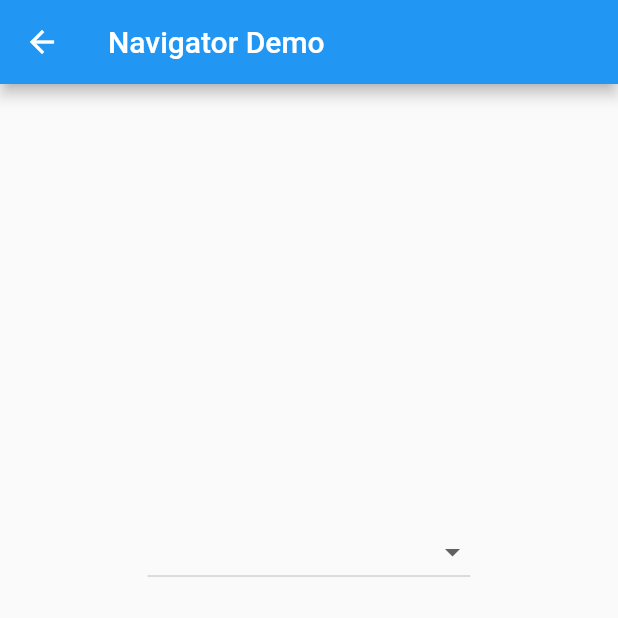
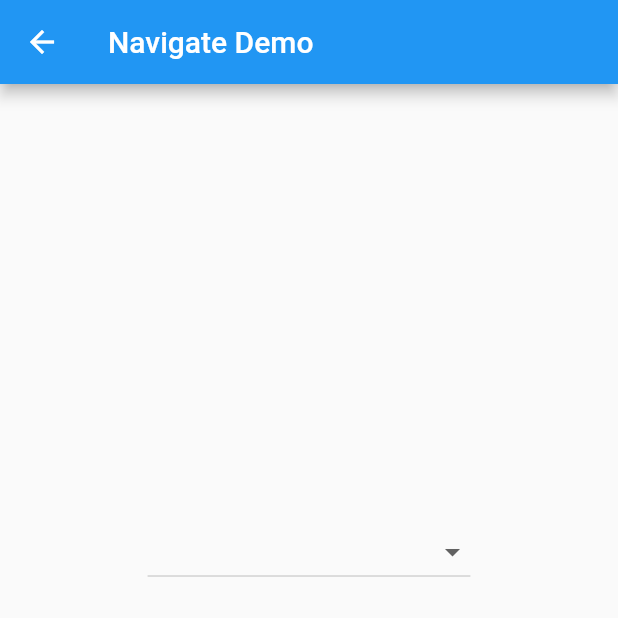
Before and after one commit to ravipatel147/navigate, a Flutter app: the HomePage screen opened directly, on a phone screen of 412 x 824 dp, the top half of it. Run offline on Flutter 3.47's test engine with Material 2 defaults, Android fonts, the phone set to English and light mode, and no system bars.

Commit message:
replace 'navigator' with navigate in example code

```diff
--- a/example/lib/main.dart
+++ b/example/lib/main.dart
@@ -19,7 +19,7 @@ class LandingPage extends StatelessWidget {
   @override
   Widget build(BuildContext context) {
     return Scaffold(
-      appBar: AppBar(title: Text("Navigator Demo"),),
+      appBar: AppBar(title: Text("Navigate Demo"),),
       body: Center(
         child: new RaisedButton(
           child: Text("Take Demo"),
@@ -67,7 +67,7 @@ class _HomePageState extends State<HomePage> {
   Widget build(BuildContext context) {
     return Scaffold(
       appBar: AppBar(
-        title: Text("Navigator Demo"),
+        title: Text("Navigate Demo"),
       ),
       body: Container(
         color: currentColor,
```
